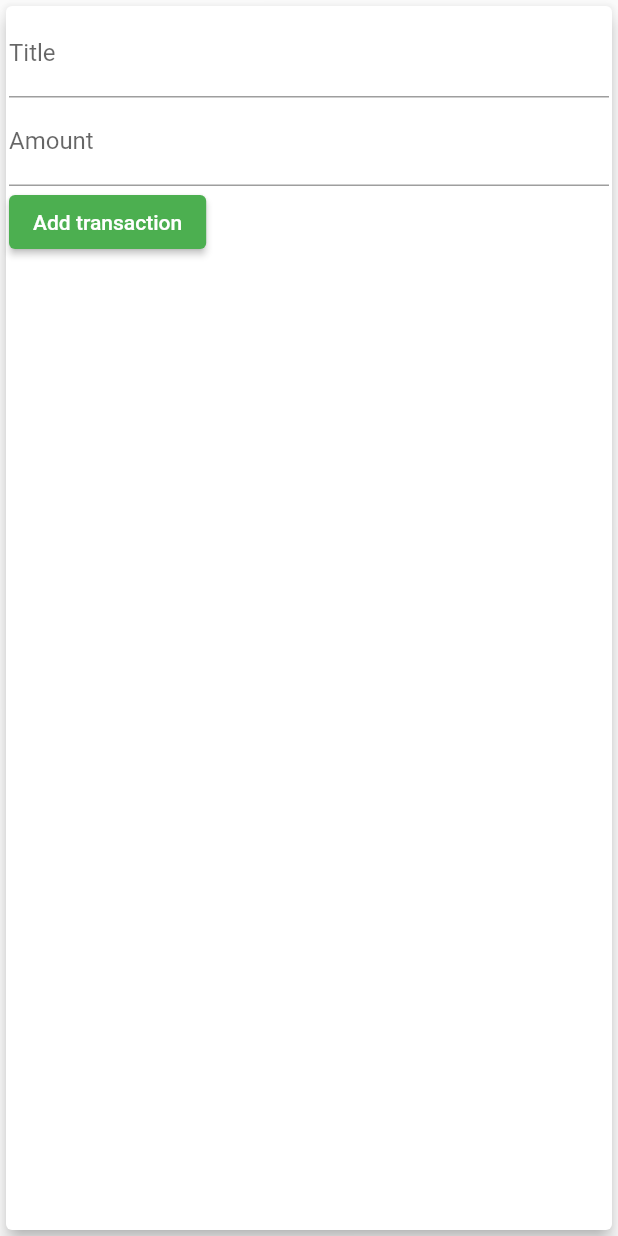
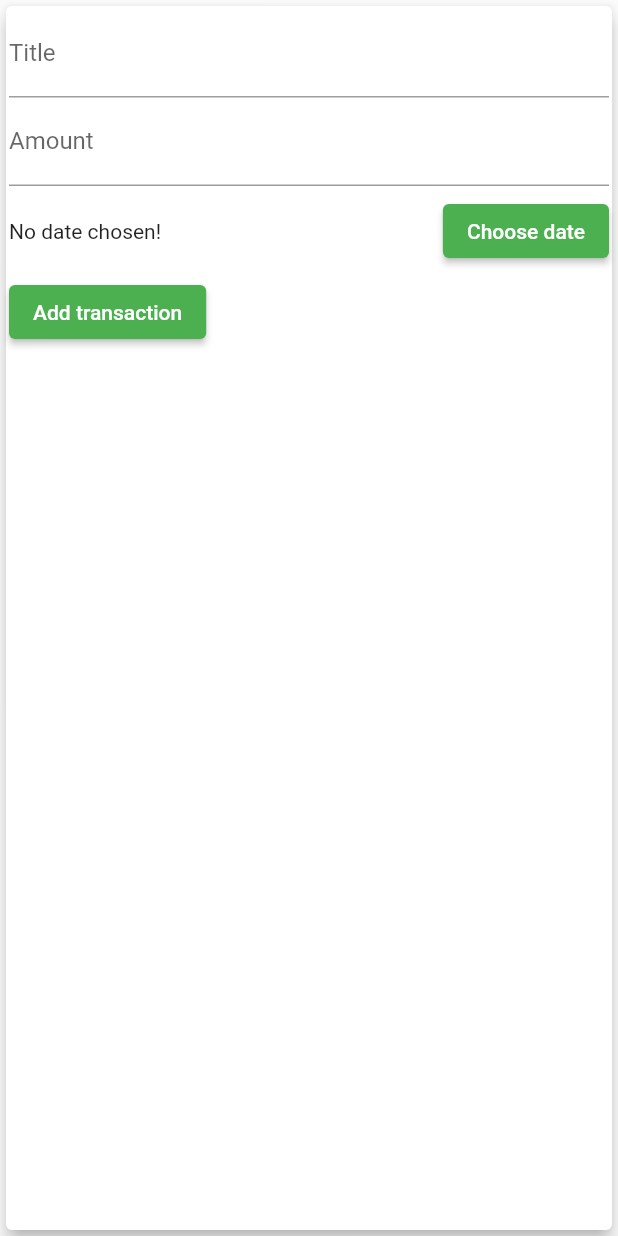
Before and after one commit to AlessandroDodi/personal_expenses_flutter_app, a Flutter app: the NewTransaction widget shown alone on an empty page, opened directly with empty values, after a tap on "Add transaction", on a phone screen of 412 x 824 dp. Run offline on Flutter 3.47's test engine with Material 2 defaults, Android fonts, the phone set to English and light mode, and no system bars; Roboto replaces fonts that are missing (GothicA1).

Commit message:
Add date option

```diff
--- a/lib/widgets/chart.dart
+++ b/lib/widgets/chart.dart
@@ -37,8 +37,6 @@
     return Card(
       elevation: 6,
       margin: EdgeInsets.all(20),
-      child: Padding(
-        padding: const EdgeInsets.all(8.0),
       child: Row(
         mainAxisAlignment: MainAxisAlignment.spaceAround,
         children: groupedTransactionValues.map((data) {
@@ -54,7 +52,6 @@
           );
         }).toList(),
       ),
-      ),
     );
   }
 }
--- a/lib/widgets/new_transaction.dart
+++ b/lib/widgets/new_transaction.dart
@@ -1,4 +1,5 @@
 import 'package:flutter/material.dart';
+import 'package:intl/intl.dart';
 
 class NewTransaction extends StatefulWidget {
   // const NewTransaction({super.key});
@@ -10,17 +11,31 @@
 }
 
 class _NewTransactionState extends State<NewTransaction> {
-  final titleController = TextEditingController();
-
-  final amountController = TextEditingController();
-
-  void submitData() {
-    final enteredTitle = titleController.text;
-    final enteredAmount = double.tryParse(amountController.text) ?? 0.00;
-    if (enteredTitle.isEmpty || enteredAmount <= 0) return;
+  final _titleController = TextEditingController();
+  final _amountController = TextEditingController();
+  DateTime? _selectedDate;
+  void _submitData() {
+    final enteredTitle = _titleController.text;
+    final enteredAmount = double.tryParse(_amountController.text) ?? 0.00;
+    if (enteredTitle.isEmpty || enteredAmount <= 0 || _selectedDate == null)
+      return;
 
     widget.buttonHandler(enteredTitle, enteredAmount);
     Navigator.of(context).pop();
+  }
+
+  void _presentDatePicker() {
+    showDatePicker(
+            context: context,
+            initialDate: DateTime.now(),
+            firstDate: DateTime(2019),
+            lastDate: DateTime.now())
+        .then((pickedDate) {
+      print(pickedDate);
+      setState(() {
+        _selectedDate = pickedDate;
+      });
+    });
   }
 
   @override
@@ -34,17 +49,35 @@
             children: [
               TextField(
                 decoration: InputDecoration(labelText: "Title"),
-                controller: titleController,
-                onSubmitted: (_) => submitData(),
+                controller: _titleController,
+                onSubmitted: (_) => _submitData(),
               ),
               TextField(
                 decoration: InputDecoration(labelText: "Amount"),
-                controller: amountController,
+                controller: _amountController,
                 keyboardType: TextInputType.number,
-                onSubmitted: (_) => submitData(),
+                onSubmitted: (_) => _submitData(),
+              ),
+              Container(
+                height: 60,
+                child: Row(
+                  mainAxisAlignment: MainAxisAlignment.spaceAround,
+                  children: [
+                    Expanded(
+                      child: Text(_selectedDate == null
+                          ? 'No date chosen!'
+                          : 'Picked date: ${DateFormat.yMd().format(_selectedDate!).toString()}'),
+                    ),
+                    ElevatedButton(
+                      onPressed: _presentDatePicker,
+                      child: Text('Choose date'),
+                    ),
+                  ],
+                ),
               ),
               ElevatedButton(
-                  onPressed: () => submitData(), child: Text('Add transaction'))
+                  onPressed: () => _submitData(),
+                  child: Text('Add transaction'))
             ],
           ),
         ));
```
Lines whose indentation alone changed are shown as unchanged.
